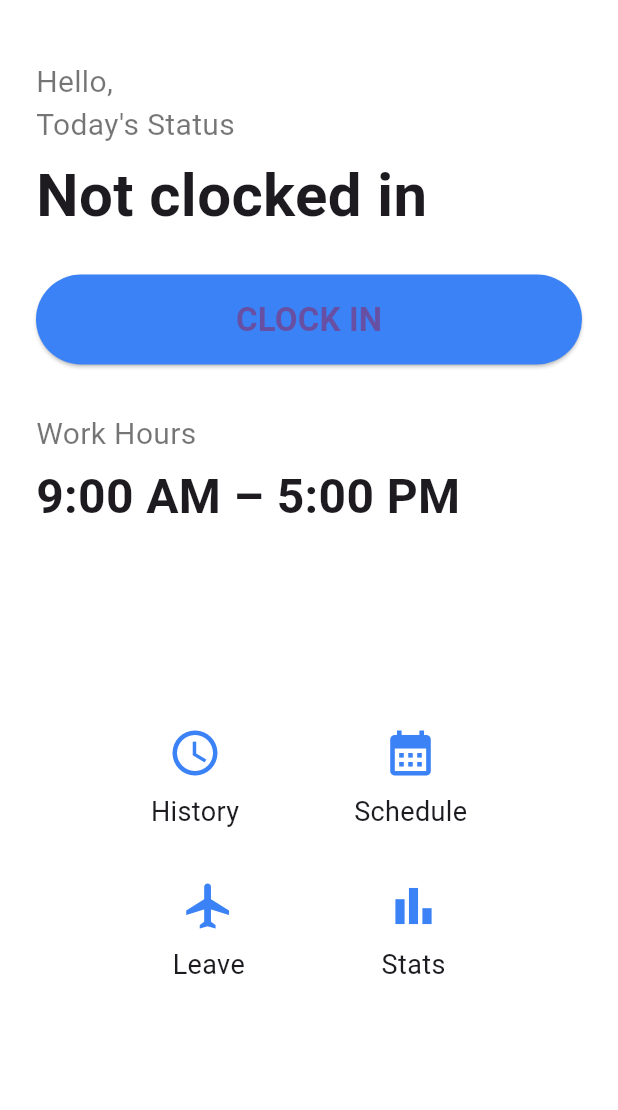
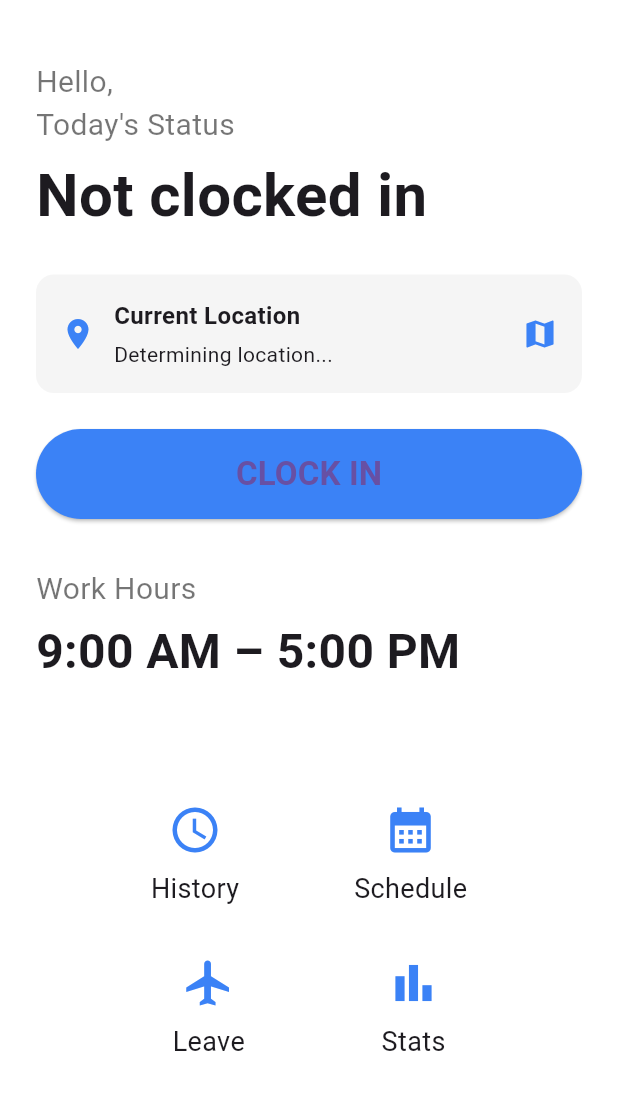
Before and after one commit to ssygnrchm/zentri, a Flutter app: the HomeScreen screen opened by its route, on a phone screen of 412 x 824 dp, the part 93-1203 px from its top. Run offline on Flutter 3.47's test engine with Material 3 defaults, Android fonts, the phone set to English and light mode, and no system bars; our stand-ins replace geocoding, geolocator, google_maps_flutter, shared_preferences; accounts and stored records are empty; Roboto replaces fonts that are missing (SF Pro Display).

Commit message:
lanjutin dirumah

```diff
--- a/lib/presentation/home_screen.dart
+++ b/lib/presentation/home_screen.dart
@@ -1,6 +1,7 @@
 import 'package:flutter/material.dart';
 import 'package:zentri/repository/absensi_repo.dart';
 import 'package:zentri/services/pref_handler.dart';
+import 'package:zentri/presentation/widget/location_map_widget.dart';
 
 class HomeScreen extends StatefulWidget {
   const HomeScreen({super.key});
@@ -12,8 +13,10 @@ class HomeScreen extends StatefulWidget {
 class _HomeScreenState extends State<HomeScreen> {
   String name = '';
   String statusAbsen = 'CLOCK IN';
+  String currentAddress = 'Determining location...';
   final AbsensiRepo _repo = AbsensiRepo();
   bool _isAbsensiLoading = false;
+  bool _showMap = false;
 
   void _handleLogout() async {
     // Get preference handler instance
@@ -36,6 +39,18 @@ class _HomeScreenState extends State<HomeScreen> {
     } else {
       // API call for checkout
     }
+  }
+
+  void _updateAddress(String address) {
+    setState(() {
+      currentAddress = address;
+    });
+  }
+
+  void _toggleMapView() {
+    setState(() {
+      _showMap = !_showMap;
+    });
   }
 
   // Example of updating the _loadUserData method
@@ -77,32 +92,38 @@ class _HomeScreenState extends State<HomeScreen> {
                     'Zentri',
                     style: TextStyle(fontSize: 32, fontWeight: FontWeight.bold),
                   ),
-
                   GestureDetector(
-                    onTap: () {
-                      _handleLogout();
-                    },
+                    onTap: _handleLogout,
                     child: Icon(Icons.logout),
-                  ), // For balance
+                  ),
                 ],
               ),
             ),
 
             // Main content
             Expanded(
-              child: Padding(
+              child:
+                  _showMap
+                      ? LocationMapWidget(onAddressChanged: _updateAddress)
+                      : Padding(
                         padding: const EdgeInsets.all(24.0),
                         child: Column(
                           crossAxisAlignment: CrossAxisAlignment.start,
                           children: [
                             Text(
                               "Hello, $name",
-                      style: TextStyle(fontSize: 20, color: Colors.black54),
+                              style: TextStyle(
+                                fontSize: 20,
+                                color: Colors.black54,
+                              ),
                             ),
 
                             const Text(
                               "Today's Status",
-                      style: TextStyle(fontSize: 20, color: Colors.black54),
+                              style: TextStyle(
+                                fontSize: 20,
+                                color: Colors.black54,
+                              ),
                             ),
                             const SizedBox(height: 4),
                             const Text(
@@ -114,12 +135,58 @@ class _HomeScreenState extends State<HomeScreen> {
                             ),
                             const SizedBox(height: 24),
 
+                            // Location display
+                            GestureDetector(
+                              onTap: _toggleMapView,
+                              child: Container(
+                                padding: EdgeInsets.all(16),
+                                decoration: BoxDecoration(
+                                  color: Colors.grey[100],
+                                  borderRadius: BorderRadius.circular(12),
+                                ),
+                                child: Row(
+                                  children: [
+                                    Icon(
+                                      Icons.location_on,
+                                      color: Color(0xFF3B82F6),
+                                    ),
+                                    SizedBox(width: 12),
+                                    Expanded(
+                                      child: Column(
+                                        crossAxisAlignment:
+                                            CrossAxisAlignment.start,
+                                        children: [
+                                          Text(
+                                            'Current Location',
+                                            style: TextStyle(
+                                              fontWeight: FontWeight.bold,
+                                              fontSize: 16,
+                                            ),
+                                          ),
+                                          SizedBox(height: 4),
+                                          Text(
+                                            currentAddress,
+                                            style: TextStyle(fontSize: 14),
+                                            maxLines: 2,
+                                            overflow: TextOverflow.ellipsis,
+                                          ),
+                                        ],
+                                      ),
+                                    ),
+                                    Icon(Icons.map, color: Color(0xFF3B82F6)),
+                                  ],
+                                ),
+                              ),
+                            ),
+                            const SizedBox(height: 24),
+
                             // Clock in button
                             SizedBox(
                               width: double.infinity,
                               height: 60,
                               child: ElevatedButton(
-                        onPressed: _isAbsensiLoading ? null : _handleAbsen,
+                                onPressed:
+                                    _isAbsensiLoading ? null : _handleAbsen,
                                 style: ElevatedButton.styleFrom(
                                   backgroundColor: const Color(0xFF3B82F6),
                                   shape: RoundedRectangleBorder(
@@ -140,7 +207,10 @@ class _HomeScreenState extends State<HomeScreen> {
                             // Work hours
                             const Text(
                               "Work Hours",
-                      style: TextStyle(fontSize: 20, color: Colors.black54),
+                              style: TextStyle(
+                                fontSize: 20,
+                                color: Colors.black54,
+                              ),
                             ),
                             const SizedBox(height: 4),
                             const Text(
@@ -158,15 +228,23 @@ class _HomeScreenState extends State<HomeScreen> {
                                 mainAxisAlignment: MainAxisAlignment.center,
                                 children: [
                                   Row(
-                            mainAxisAlignment: MainAxisAlignment.spaceEvenly,
+                                    mainAxisAlignment:
+                                        MainAxisAlignment.spaceEvenly,
                                     children: [
-                              _buildNavButton(Icons.access_time, 'History'),
-                              _buildNavButton(Icons.calendar_month, 'Schedule'),
+                                      _buildNavButton(
+                                        Icons.access_time,
+                                        'History',
+                                      ),
+                                      _buildNavButton(
+                                        Icons.calendar_month,
+                                        'Schedule',
+                                      ),
                                     ],
                                   ),
                                   const SizedBox(height: 32),
                                   Row(
-                            mainAxisAlignment: MainAxisAlignment.spaceEvenly,
+                                    mainAxisAlignment:
+                                        MainAxisAlignment.spaceEvenly,
                                     children: [
                                       _buildNavButton(Icons.flight, 'Leave'),
                                       _buildNavButton(Icons.bar_chart, 'Stats'),
@@ -182,6 +260,13 @@ class _HomeScreenState extends State<HomeScreen> {
           ],
         ),
       ),
+      floatingActionButton:
+          _showMap
+              ? FloatingActionButton(
+                onPressed: _toggleMapView,
+                child: Icon(Icons.arrow_back),
+              )
+              : null,
     );
   }
 
--- a/pubspec.yaml
+++ b/pubspec.yaml
@@ -9,6 +9,7 @@ environment:
 dependencies:
   flutter:
     sdk: flutter
+  geocoding: ^3.0.0
   geolocator: ^14.0.0
   google_maps_flutter: ^2.12.1
   http: ^1.3.0
```
Also changed, not shown: lib/presentation/widget/location_map_widget.dart (added, +111 -0 lines), lib/services/geo_service.dart (+20 -1 lines), pubspec.lock. Lines whose indentation alone changed are shown as unchanged.
